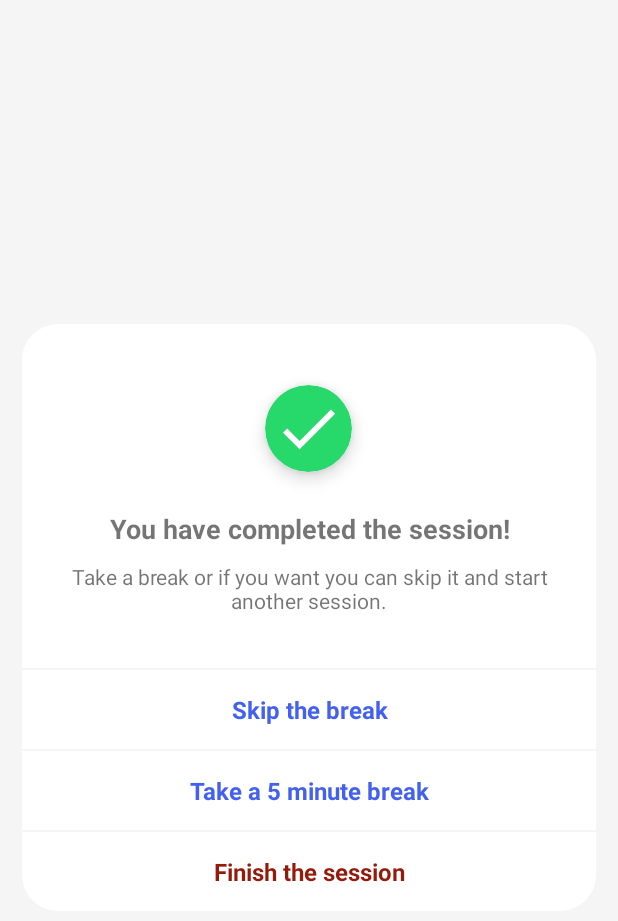
After one commit to piekarskipiotr/pomodoro-timer, an Android app: the layout dialog_completed_session.xml on its own in the app's theme, with its tools: preview values and no code run, on a phone screen of 412 x 824 dp. The commit adds this screen. Shown: the top 921 px of the screen. Run offline under Robolectric (Android 15) with nearby library versions, the phone set to English and light mode, and no system bars.

Commit message:
Create completed session dialog

```diff
--- /dev/null
+++ b/app/src/main/res/drawable/background_rounded.xml
@@ -0,0 +1,6 @@
+<?xml version="1.0" encoding="utf-8"?>
+<shape xmlns:android="http://schemas.android.com/apk/res/android"
+    android:shape="rectangle">
+    <solid android:color="?attr/colorOnPrimary" />
+    <corners android:radius="24dp" />
+</shape>
--- /dev/null
+++ b/app/src/main/res/drawable/dialog_background_rounded.xml
@@ -0,0 +1,5 @@
+<?xml version="1.0" encoding="utf-8"?>
+<inset xmlns:android="http://schemas.android.com/apk/res/android"
+    android:drawable="@drawable/background_rounded"
+    android:insetLeft="15dp"
+    android:insetRight="15dp" />
--- /dev/null
+++ b/app/src/main/res/drawable/ic_baseline_done.xml
@@ -0,0 +1,10 @@
+<vector xmlns:android="http://schemas.android.com/apk/res/android"
+    android:width="24dp"
+    android:height="24dp"
+    android:viewportWidth="24"
+    android:viewportHeight="24"
+    android:tint="?attr/colorControlNormal">
+  <path
+      android:fillColor="@android:color/white"
+      android:pathData="M9,16.2L4.8,12l-1.4,1.4L9,19 21,7l-1.4,-1.4L9,16.2z"/>
+</vector>
--- /dev/null
+++ b/app/src/main/res/layout/dialog_completed_session.xml
@@ -0,0 +1,139 @@
+<?xml version="1.0" encoding="utf-8"?>
+<LinearLayout xmlns:android="http://schemas.android.com/apk/res/android"
+    xmlns:app="http://schemas.android.com/apk/res-auto"
+    android:layout_width="match_parent"
+    android:layout_height="wrap_content"
+    android:layout_gravity="center"
+    android:background="@drawable/dialog_background_rounded"
+    android:orientation="vertical">
+
+    <LinearLayout
+        android:layout_width="match_parent"
+        android:layout_height="wrap_content"
+        android:layout_marginStart="5dp"
+        android:layout_marginTop="25dp"
+        android:layout_marginEnd="5dp"
+        android:layout_marginBottom="35dp"
+        android:gravity="center"
+        android:orientation="vertical">
+
+        <androidx.cardview.widget.CardView
+            android:layout_width="58dp"
+            android:layout_height="58dp"
+            android:layout_marginTop="15dp"
+            android:layout_marginBottom="25dp"
+            app:cardBackgroundColor="@color/green"
+            app:cardCornerRadius="29dp"
+            app:cardElevation="7dp">
+
+            <ImageView
+                android:layout_width="match_parent"
+                android:layout_height="match_parent"
+                android:contentDescription="@string/finish_icon"
+                android:padding="5dp"
+                android:src="@drawable/ic_baseline_done"
+                app:tint="@color/white" />
+
+        </androidx.cardview.widget.CardView>
+
+        <TextView
+            android:layout_width="wrap_content"
+            android:layout_height="wrap_content"
+            android:text="@string/session_dialog_header_text"
+            android:textAlignment="center"
+            android:textSize="18sp"
+            android:textStyle="bold" />
+
+        <TextView
+            android:layout_width="wrap_content"
+            android:layout_height="wrap_content"
+            android:layout_marginStart="15dp"
+            android:layout_marginTop="10dp"
+            android:layout_marginEnd="15dp"
+            android:layout_marginBottom="0dp"
+            android:text="@string/session_dialog_second_text"
+            android:textAlignment="center"
+            android:textSize="14sp" />
+
+    </LinearLayout>
+
+    <LinearLayout
+        android:layout_width="match_parent"
+        android:layout_height="1dp"
+        android:background="?attr/colorPrimary" />
+
+    <LinearLayout
+        android:id="@+id/skipBreakButton"
+        android:layout_width="match_parent"
+        android:layout_height="wrap_content"
+        android:clickable="true"
+        android:focusable="true"
+        android:foreground="?android:attr/selectableItemBackground">
+
+        <TextView
+            android:layout_width="match_parent"
+            android:layout_height="match_parent"
+            android:layout_marginTop="15dp"
+            android:layout_marginBottom="15dp"
+            android:gravity="center"
+            android:text="@string/skip_break"
+            android:textColor="@color/light_blue"
+            android:textSize="16sp"
+            android:textStyle="bold" />
+
+    </LinearLayout>
+
+    <LinearLayout
+        android:layout_width="match_parent"
+        android:layout_height="1dp"
+        android:background="?attr/colorPrimary" />
+
+    <LinearLayout
+        android:id="@+id/takeBreakButton"
+        android:layout_width="match_parent"
+        android:layout_height="wrap_content"
+        android:clickable="true"
+        android:focusable="true"
+        android:foreground="?android:attr/selectableItemBackground">
+
+        <TextView
+            android:id="@+id/breakButtonText"
+            android:layout_width="match_parent"
+            android:layout_height="match_parent"
+            android:layout_marginTop="15dp"
+            android:layout_marginBottom="15dp"
+            android:gravity="center"
+            android:text="@string/take_short_break"
+            android:textColor="@color/light_blue"
+            android:textSize="16sp"
+            android:textStyle="bold" />
+
+    </LinearLayout>
+
+    <LinearLayout
+        android:layout_width="match_parent"
+        android:layout_height="1dp"
+        android:background="?attr/colorPrimary" />
+
+    <LinearLayout
+        android:id="@+id/finishButton"
+        android:layout_width="match_parent"
+        android:layout_height="wrap_content"
+        android:clickable="true"
+        android:focusable="true"
+        android:foreground="?android:attr/selectableItemBackground">
+
+        <TextView
+            android:layout_width="match_parent"
+            android:layout_height="match_parent"
+            android:layout_marginTop="15dp"
+            android:layout_marginBottom="15dp"
+            android:gravity="center"
+            android:text="@string/finish_session"
+            android:textColor="@color/red"
+            android:textSize="16sp"
+            android:textStyle="bold" />
+
+    </LinearLayout>
+
+</LinearLayout>
--- a/app/src/main/res/values/strings.xml
+++ b/app/src/main/res/values/strings.xml
@@ -15,4 +15,12 @@
     <string name="set_session_time">Set session time:</string>
     <string name="notify_title">Your session is over!</string>
     <string name="notify_description">Return to the application and select or skip the break.</string>
+    <string name="session_dialog_header_text">You have completed the session!</string>
+    <string name="session_dialog_second_text">Take a break or if you want you can skip it and start another session.</string>
+    <string name="skip_break">Skip the break</string>
+    <string name="take_short_break">Take a 5 minute break</string>
+    <string name="take_long_break">Take a 30 minute break</string>
+    <string name="finish_session">Finish the session</string>
+    <string name="finish_icon">Finish icon</string>
+
 </resources>
```
Also changed, not shown: 2 other files.
